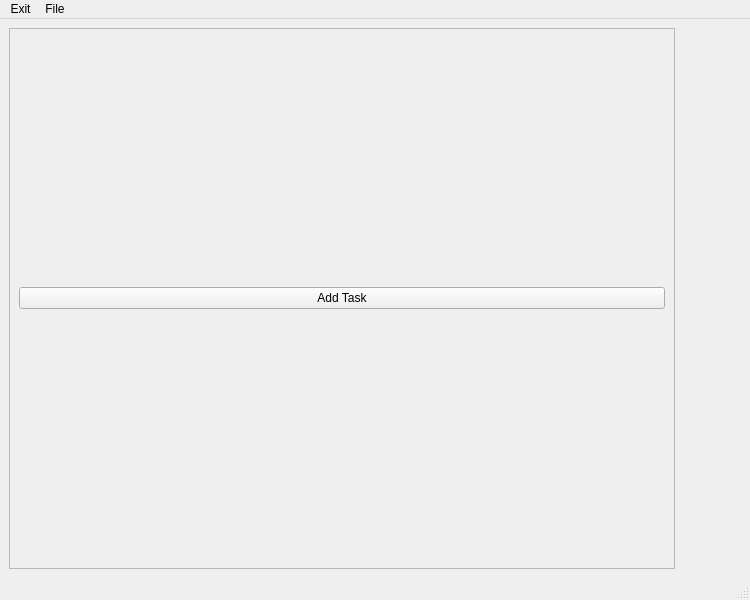
Before: the Qt Designer form mainwindow.ui in heyjoren/Cross-Development_QT_Project, drawn with Qt 5.
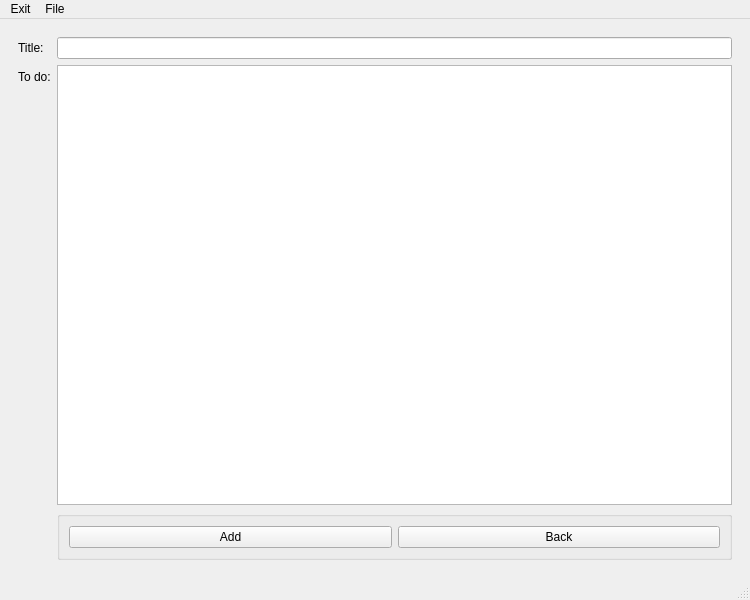
After: the same form once the commit is applied. Custom widgets are drawn as their Qt base class.

Patch:
```diff
--- a/mainwindow.ui
+++ b/mainwindow.ui
@@ -22,6 +22,13 @@
   <widget class="QWidget" name="centralwidget_add">
    <layout class="QHBoxLayout" name="horizontalLayout">
     <item>
+     <widget class="QStackedWidget" name="stackedWidget">
+      <property name="currentIndex">
+       <number>1</number>
+      </property>
+      <widget class="QWidget" name="pageHome">
+       <layout class="QHBoxLayout" name="horizontalLayout_2">
+        <item>
      <widget class="QScrollArea" name="scrollAreaTask">
       <property name="minimumSize">
        <size>
@@ -37,8 +44,8 @@
         <rect>
          <x>0</x>
          <y>0</y>
-         <width>672</width>
-         <height>547</height>
+             <width>660</width>
+             <height>535</height>
         </rect>
        </property>
        <layout class="QVBoxLayout" name="tasksLayout">
@@ -61,6 +68,69 @@
         <height>50</height>
        </size>
       </property>
+         </widget>
+        </item>
+       </layout>
+      </widget>
+      <widget class="QWidget" name="pageFillIn">
+       <layout class="QFormLayout" name="formLayout">
+        <item row="0" column="0">
+         <widget class="QLabel" name="LabTitle">
+          <property name="text">
+           <string>Title:</string>
+          </property>
+         </widget>
+        </item>
+        <item row="0" column="1">
+         <widget class="QLineEdit" name="lETitle"/>
+        </item>
+        <item row="2" column="0">
+         <widget class="QLabel" name="labToDo">
+          <property name="text">
+           <string>To do:</string>
+          </property>
+         </widget>
+        </item>
+        <item row="2" column="1">
+         <widget class="QTextEdit" name="tEditToDo"/>
+        </item>
+        <item row="4" column="1">
+         <widget class="QGroupBox" name="groupBox">
+          <property name="title">
+           <string/>
+          </property>
+          <layout class="QHBoxLayout" name="horizontalLayout_3">
+           <item>
+            <widget class="QPushButton" name="pbAdd">
+             <property name="sizePolicy">
+              <sizepolicy hsizetype="Expanding" vsizetype="Preferred">
+               <horstretch>0</horstretch>
+               <verstretch>0</verstretch>
+              </sizepolicy>
+             </property>
+             <property name="text">
+              <string>Add</string>
+             </property>
+            </widget>
+           </item>
+           <item>
+            <widget class="QPushButton" name="pbBack">
+             <property name="sizePolicy">
+              <sizepolicy hsizetype="Expanding" vsizetype="Preferred">
+               <horstretch>0</horstretch>
+               <verstretch>0</verstretch>
+              </sizepolicy>
+             </property>
+             <property name="text">
+              <string>Back</string>
+             </property>
+            </widget>
+           </item>
+          </layout>
+         </widget>
+        </item>
+       </layout>
+      </widget>
      </widget>
     </item>
    </layout>
```
Lines whose indentation alone changed are shown as unchanged.
